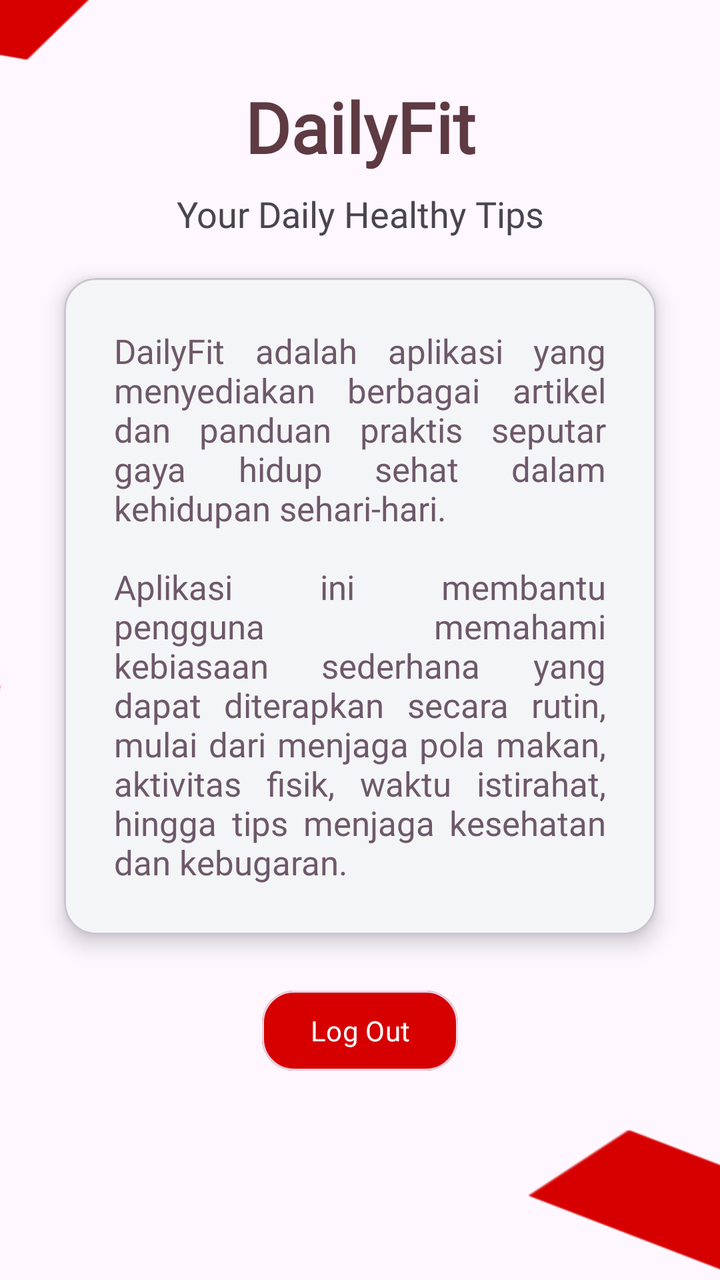
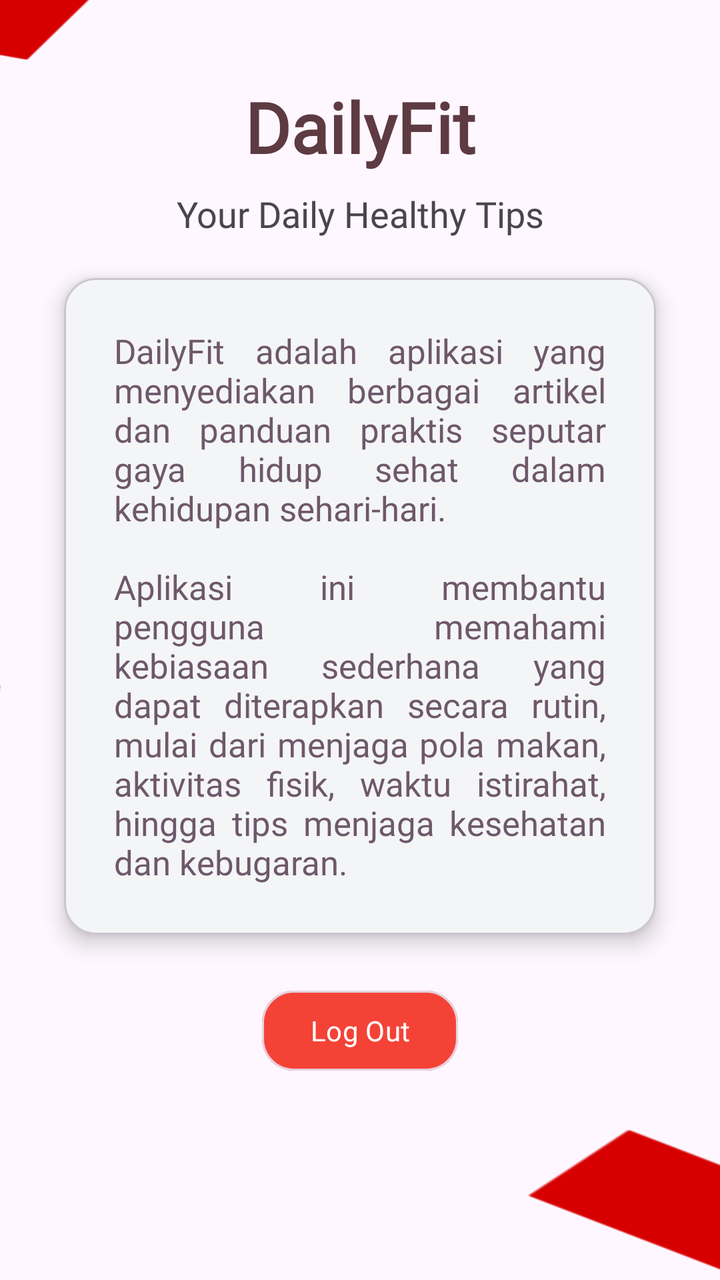

Screens rendered from an Android XML layout before and after an edit, with the pre-edit source and the edit as a unified diff.
<!-- AndroidManifest.xml: application theme Theme.Sherine_TIA -->
<!-- res/layout/activity_detail.xml -->
<?xml version="1.0" encoding="utf-8"?>
<androidx.constraintlayout.widget.ConstraintLayout
    xmlns:android="http://schemas.android.com/apk/res/android"
    xmlns:app="http://schemas.android.com/apk/res-auto"
    xmlns:tools="http://schemas.android.com/tools"
    android:id="@+id/main"
    android:layout_width="match_parent"
    android:layout_height="match_parent"
    tools:context=".DetailActivity">

    <ImageView
        android:id="@+id/imageView9"
        android:layout_width="376dp"
        android:layout_height="595dp"
        android:layout_marginStart="112dp"
        android:layout_marginTop="428dp"
        android:rotation="-249"
        app:layout_constraintStart_toStartOf="parent"
        app:layout_constraintTop_toTopOf="parent"
        app:srcCompat="@drawable/one" />

    <com.google.android.material.button.MaterialButton
        android:id="@+id/btnLogOut"
        android:layout_width="wrap_content"
        android:layout_height="48dp"
        android:layout_marginTop="24dp"
        android:fontFamily="@font/godofwar"
        android:text="Log Out"
        app:backgroundTint="@color/button"
        app:cornerRadius="16dp"
        app:layout_constraintEnd_toEndOf="parent"
        app:layout_constraintStart_toStartOf="parent"
        app:layout_constraintTop_toBottomOf="@+id/cardViewDetail"
        app:strokeColor="#E8D2E3"
        app:strokeWidth="1dp" />

    <TextView
        android:id="@+id/txtTitle"
        android:layout_width="0dp"
        android:layout_height="wrap_content"
        android:layout_marginTop="40dp"
        android:fontFamily="@font/cinzel_bold"
        android:text="DailyFit"
        android:textAlignment="center"
        android:textColor="#5E3A42"
        android:textSize="35sp"
        android:textStyle="bold"
        app:layout_constraintEnd_toEndOf="parent"
        app:layout_constraintHorizontal_bias="0.0"
        app:layout_constraintStart_toStartOf="parent"
        app:layout_constraintTop_toBottomOf="@+id/imageView2" />

    <TextView
        android:id="@+id/desc"
        android:layout_width="0dp"
        android:layout_height="wrap_content"
        android:layout_marginTop="8dp"
        android:text="Your Daily Healthy Tips"
        android:textAlignment="center"
        android:textSize="18sp"
        android:fontFamily="@font/cinzel_regular"
        app:layout_constraintEnd_toEndOf="parent"
        app:layout_constraintStart_toStartOf="parent"
        app:layout_constraintTop_toBottomOf="@id/txtTitle" />

    <com.google.android.material.card.MaterialCardView
        android:id="@+id/cardViewDetail"
        android:layout_width="0dp"
        android:layout_height="wrap_content"
        android:layout_marginStart="32dp"
        android:layout_marginTop="20dp"
        android:layout_marginEnd="32dp"
        android:backgroundTint="@color/bg"
        app:cardCornerRadius="16dp"
        app:cardElevation="6dp"
        app:layout_constraintEnd_toEndOf="parent"
        app:layout_constraintStart_toStartOf="parent"
        app:layout_constraintTop_toBottomOf="@id/desc">

        <TextView
            android:layout_width="match_parent"
            android:layout_height="wrap_content"
            android:padding="25dp"
            android:text="@string/projectTitle"
            android:textColor="#6E586A"
            android:justificationMode="inter_word"
            android:fontFamily="@font/montserrat_medium"
            android:textSize="17sp" />

    </com.google.android.material.card.MaterialCardView>

    <ImageView
        android:id="@+id/imageView2"
        android:layout_width="425dp"
        android:layout_height="106dp"
        android:layout_marginEnd="3dp"
        android:layout_marginBottom="640dp"
        android:outlineAmbientShadowColor="#161414"
        android:visibility="visible"
        app:layout_constraintBottom_toBottomOf="parent"
        app:layout_constraintEnd_toEndOf="parent"
        app:layout_constraintHorizontal_bias="1.0"
        app:layout_constraintStart_toStartOf="parent"
        app:srcCompat="@drawable/detail" />

    <ImageView
        android:id="@+id/imageView6"
        android:layout_width="278dp"
        android:layout_height="562dp"
        android:layout_marginTop="212dp"
        android:layout_marginEnd="268dp"
        android:rotation="64"
        app:layout_constraintEnd_toEndOf="parent"
        app:layout_constraintTop_toTopOf="parent"
        app:srcCompat="@drawable/one" />

    <ImageView
        android:id="@+id/imageView10"
        android:layout_width="278dp"
        android:layout_height="562dp"
        android:layout_marginEnd="220dp"
        android:layout_marginBottom="448dp"
        android:rotation="-80"
        app:layout_constraintBottom_toBottomOf="parent"
        app:layout_constraintEnd_toEndOf="parent"
        app:srcCompat="@drawable/one" />

    <ImageView
        android:id="@+id/imageView8"
        android:layout_width="278dp"
        android:layout_height="572dp"
        android:layout_marginStart="188dp"
        android:layout_marginBottom="288dp"
        android:rotation="111"
        app:layout_constraintBottom_toBottomOf="parent"
        app:layout_constraintStart_toStartOf="parent"
        app:srcCompat="@drawable/one" />

</androidx.constraintlayout.widget.ConstraintLayout>
<!-- resources referenced by this layout -->
<resources>
  <color name="bg">#F4F5F7</color>
  <color name="button">#D60000</color>
  <!-- drawable detail: jpeg bitmap (drawable, 28918 bytes) -->
  <!-- drawable one: jpeg bitmap (drawable, 36771 bytes) -->
  <string name="projectTitle">DailyFit adalah aplikasi yang menyediakan berbagai artikel dan panduan praktis seputar gaya hidup sehat dalam kehidupan sehari-hari. \n\nAplikasi ini membantu pengguna memahami kebiasaan sederhana yang dapat diterapkan secara rutin, mulai dari menjaga pola makan, aktivitas fisik, waktu istirahat, hingga tips menjaga kesehatan dan kebugaran.</string>
  <style name="Theme.Sherine_TIA" parent="Base.Theme.Sherine_TIA" />
  <style name="Base.Theme.Sherine_TIA" parent="Theme.Material3.DayNight.NoActionBar">
          
          
      </style>
</resources>

<!-- the commit's change to res/layout/activity_detail.xml (unified diff, before → after) -->
@@ -26,7 +26,7 @@
         android:layout_marginTop="24dp"
         android:fontFamily="@font/godofwar"
         android:text="Log Out"
-        app:backgroundTint="@color/button"
+        app:backgroundTint="#F44336"
         app:cornerRadius="16dp"
         app:layout_constraintEnd_toEndOf="parent"
         app:layout_constraintStart_toStartOf="parent"
<!-- resource entries referenced after the edit -->
@@ -1,7 +1,6 @@
 <!-- resources referenced by this layout -->
 <resources>
   <color name="bg">#F4F5F7</color>
-  <color name="button">#D60000</color>
   <!-- drawable detail: jpeg bitmap (drawable, 28918 bytes) -->
   <!-- drawable one: jpeg bitmap (drawable, 36771 bytes) -->
   <string name="projectTitle">DailyFit adalah aplikasi yang menyediakan berbagai artikel dan panduan praktis seputar gaya hidup sehat dalam kehidupan sehari-hari. \n\nAplikasi ini membantu pengguna memahami kebiasaan sederhana yang dapat diterapkan secara rutin, mulai dari menjaga pola makan, aktivitas fisik, waktu istirahat, hingga tips menjaga kesehatan dan kebugaran.</string>
